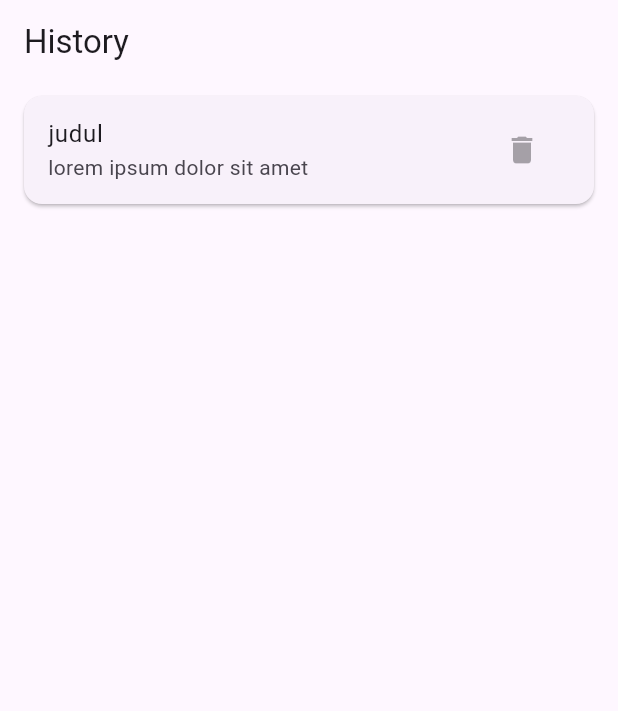
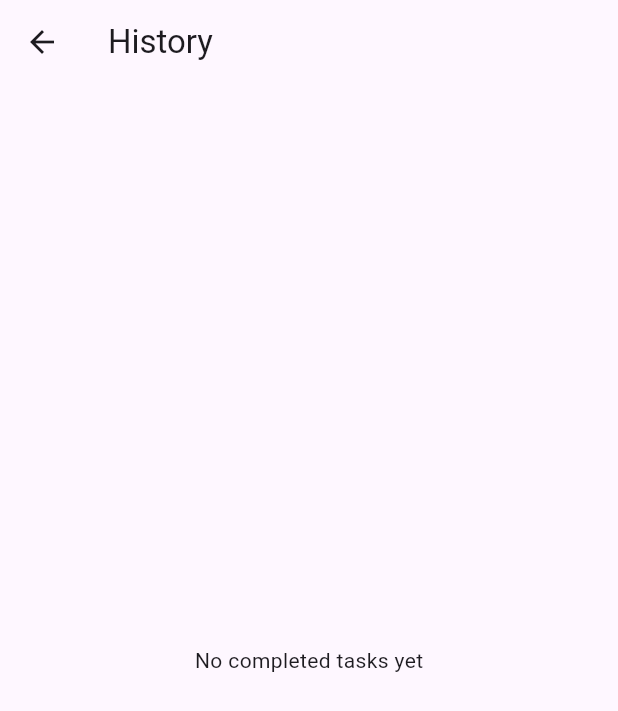
Before and after one commit to Dvonne-D-Thales/todolist, a Flutter app: the HistoryPage screen opened by its route, on a phone screen of 412 x 824 dp. Shown: the top 711 px of the screen. Run offline on Flutter 3.47's test engine with Material 3 defaults, Android fonts, the phone set to English and light mode, and no system bars; our stand-ins replace get.

Commit message:
feat: add history function, bug fix -enriko

```diff
--- /dev/null
+++ b/lib/bindings/history_binding.dart
@@ -0,0 +1,10 @@
+import 'package:get/get.dart';
+import 'package:todolist/controllers/history_controller.dart';
+
+class HistoryBinding extends Bindings{
+  @override
+  void dependencies() {
+
+    Get.lazyPut<HistoryController>(()=>HistoryController());
+  }
+}
--- a/lib/bindings/mainmenupage_binding.dart
+++ b/lib/bindings/mainmenupage_binding.dart
@@ -4,7 +4,6 @@ import 'package:todolist/controllers/navbar_controller.dart';
 class MainmenupageBinding extends Bindings{
   @override
   void dependencies() {
-    // TODO: implement dependencies
     Get.lazyPut<NavbarController>(()=>NavbarController());
   }
 
--- a/lib/bindings/todolist_binding.dart
+++ b/lib/bindings/todolist_binding.dart
@@ -1,10 +1,11 @@
 import 'package:get/get.dart';
+
 import 'package:todolist/controllers/todolist_controller.dart';
 
 class TodolistBinding extends Bindings{
   @override
   void dependencies() {
-    // TODO: implement dependencies
+
     Get.lazyPut<TodoController>(()=>TodoController());
   }
 }
--- /dev/null
+++ b/lib/controllers/history_controller.dart
@@ -0,0 +1,10 @@
+import 'package:get/get.dart';
+import 'package:todolist/models/todolist_model.dart';
+
+class HistoryController extends GetxController{
+    var history = <TodoItem>[].obs;
+
+  void addToHistory(TodoItem item) {
+    history.add(item);
+  }
+}
--- a/lib/models/todolist_model.dart
+++ b/lib/models/todolist_model.dart
@@ -1,11 +1,13 @@
 class TodoItem {
   final String title;
   final String description;
+  final String category; // Add this line
   final bool isDone;
 
   TodoItem({
     required this.title,
     required this.description,
+    required this.category, // Add this line
     this.isDone = false,
   });
 }
--- a/lib/pages/add_page.dart
+++ b/lib/pages/add_page.dart
@@ -12,13 +12,15 @@ class AddPage extends StatelessWidget {
 
   final RxString category = "".obs; // pakai GetX observable untuk kategori
 
+// ...existing code...
 @override
 Widget build(BuildContext context) {
   final todoController = Get.find<TodoController>();
 
   return Scaffold(
     appBar: AppBar(title: const Text("Tambah Tugas")),
-      body: Padding(
+    resizeToAvoidBottomInset: true, // Add this line
+    body: SingleChildScrollView( // Wrap with SingleChildScrollView
       padding: const EdgeInsets.all(24.0),
       child: Column(
         crossAxisAlignment: CrossAxisAlignment.start,
--- a/lib/pages/history_page.dart
+++ b/lib/pages/history_page.dart
@@ -1,25 +1,32 @@
 import 'package:flutter/material.dart';
-import 'package:todolist/widgets/history_card.dart';
+import 'package:get/get.dart';
+import 'package:todolist/controllers/history_controller.dart';
 
 class HistoryPage extends StatelessWidget {
   const HistoryPage({super.key});
 
   @override
   Widget build(BuildContext context) {
+    final historyController = Get.find<HistoryController>();
+
     return Scaffold(
-      appBar: AppBar(
-        automaticallyImplyLeading: false,
-        title: const Text('History'),
-      ),
-      body: HistoryCard(
-        title: 'judul',
-        description: 'lorem ipsum dolor sit amet',
-        children: List.generate(5, (index) => ListTile(
-          leading: const Icon(Icons.history),
-          title: Text('Riwayat ${index + 1}'),
-          subtitle: const Text('Detail riwayat'),
-        )),
-      ),
+      appBar: AppBar(title: const Text("History")),
+      body: Obx(() {
+        if (historyController.history.isEmpty) {
+          return const Center(child: Text("No completed tasks yet"));
+        }
+        return ListView.builder(
+          itemCount: historyController.history.length,
+          itemBuilder: (context, index) {
+            final todo = historyController.history[index];
+            return ListTile(
+              title: Text(todo.title),
+              subtitle: Text(todo.description),
+              trailing: const Icon(Icons.check, color: Colors.green),
+            );
+          },
+        );
+      }),
     );
   }
 }
--- a/lib/pages/mainmenu_page.dart
+++ b/lib/pages/mainmenu_page.dart
@@ -1,6 +1,5 @@
 import 'package:flutter/material.dart';
 import 'package:get/get.dart';
-import 'package:todolist/widgets/nav_drawer.dart';
 import 'package:todolist/controllers/navdrawer_controller.dart';
 import 'package:todolist/controllers/navbar_controller.dart';
 
--- a/lib/pages/todolist_page.dart
+++ b/lib/pages/todolist_page.dart
@@ -1,8 +1,6 @@
 import 'package:flutter/material.dart';
 import 'package:get/get.dart';
 import 'package:todolist/controllers/todolist_controller.dart';
-import 'package:todolist/pages/add_page.dart';
-import 'package:todolist/routes/routes.dart';
 import 'package:todolist/widgets/todo_card.dart';
 
 class TodoListPage extends StatelessWidget {
@@ -28,6 +26,7 @@ class TodoListPage extends StatelessWidget {
             return TodoCard(
               title: todo.title,
               description: todo.description,
+              category: todo.category, // Add this line
               isDone: todo.isDone,
               onDelete: () {
                 todoController.deleteTodo(index);
--- a/lib/routes/pages.dart
+++ b/lib/routes/pages.dart
@@ -1,5 +1,6 @@
 import 'package:get/get.dart';
 import 'package:todolist/bindings/addpage_binding.dart';
+import 'package:todolist/bindings/history_binding.dart';
 import 'package:todolist/bindings/mainmenupage_binding.dart';
 import 'package:todolist/bindings/todolist_binding.dart';
 import 'package:todolist/pages/add_page.dart';
@@ -24,7 +25,11 @@ class AppPages {
       page: () => TodoListPage(),
       binding: TodolistBinding(),
     ),
-    GetPage(name: '/history', page: () => const HistoryPage()),
+    GetPage(
+      name: '/history',
+      page: () => const HistoryPage(),
+      binding: HistoryBinding(),
+    ),
     GetPage(name: '/profile', page: () => const ProfilePage()),
     GetPage(
       name: '/add_page',
```
Also changed, not shown: lib/bindings/initial_bindings.dart (added, +14 -0 lines), lib/controllers/auth_controller.dart (added, +71 -0 lines), lib/controllers/todolist_controller.dart (+22 -10 lines), lib/main.dart (+4 -6 lines), lib/pages/login_page.dart (+14 -75 lines), lib/widgets/todo_card.dart (+13 -1 lines). Lines whose indentation alone changed are shown as unchanged.
